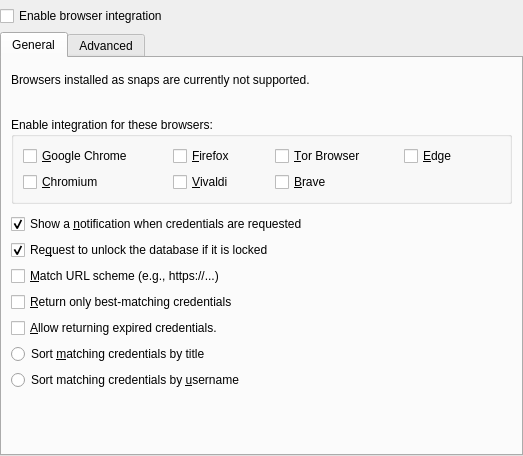
keepassxreboot/keepassxc, file src/browser/BrowserOptionDialog.ui: the form before one commit.
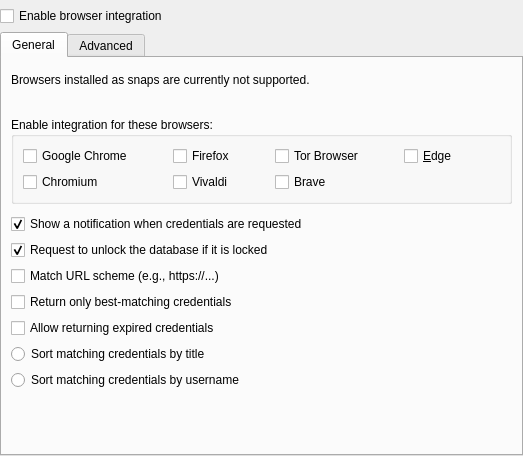
The form after the commit. Custom widgets are drawn as their Qt base class.

```diff
--- a/src/browser/BrowserOptionDialog.ui
+++ b/src/browser/BrowserOptionDialog.ui
@@ -110,7 +110,7 @@
           <item row="0" column="0">
            <widget class="QCheckBox" name="chromeSupport">
             <property name="text">
-             <string>&amp;Google Chrome</string>
+             <string>Google Chrome</string>
             </property>
             <property name="checked">
              <bool>false</bool>
@@ -120,7 +120,7 @@
           <item row="0" column="1">
            <widget class="QCheckBox" name="firefoxSupport">
             <property name="text">
-             <string>&amp;Firefox</string>
+             <string>Firefox</string>
             </property>
             <property name="checked">
              <bool>false</bool>
@@ -130,7 +130,7 @@
           <item row="1" column="0">
            <widget class="QCheckBox" name="chromiumSupport">
             <property name="text">
-             <string>&amp;Chromium</string>
+             <string>Chromium</string>
             </property>
             <property name="checked">
              <bool>false</bool>
@@ -140,7 +140,7 @@
           <item row="1" column="1">
            <widget class="QCheckBox" name="vivaldiSupport">
             <property name="text">
-             <string>&amp;Vivaldi</string>
+             <string>Vivaldi</string>
             </property>
             <property name="checked">
              <bool>false</bool>
@@ -150,7 +150,7 @@
           <item row="0" column="2">
            <widget class="QCheckBox" name="torBrowserSupport">
             <property name="text">
-             <string>&amp;Tor Browser</string>
+             <string>Tor Browser</string>
             </property>
             <property name="checked">
              <bool>false</bool>
@@ -160,7 +160,7 @@
           <item row="1" column="2">
            <widget class="QCheckBox" name="braveSupport">
             <property name="text">
-             <string>&amp;Brave</string>
+             <string>Brave</string>
             </property>
             <property name="checked">
              <bool>false</bool>
@@ -199,7 +199,7 @@
        <item>
         <widget class="QCheckBox" name="showNotification">
          <property name="text">
-          <string extracomment="Credentials mean login data requested via browser extension">Show a &amp;notification when credentials are requested</string>
+          <string extracomment="Credentials mean login data requested via browser extension">Show a notification when credentials are requested</string>
          </property>
          <property name="checked">
           <bool>true</bool>
@@ -209,7 +209,7 @@
        <item>
         <widget class="QCheckBox" name="unlockDatabase">
          <property name="text">
-          <string>Re&amp;quest to unlock the database if it is locked</string>
+          <string>Request to unlock the database if it is locked</string>
          </property>
          <property name="checked">
           <bool>true</bool>
@@ -222,7 +222,7 @@
           <string>Only entries with the same scheme (http://, https://, ...) are returned.</string>
          </property>
          <property name="text">
-          <string>&amp;Match URL scheme (e.g., https://...)</string>
+          <string>Match URL scheme (e.g., https://...)</string>
          </property>
         </widget>
        </item>
@@ -232,7 +232,7 @@
           <string>Only returns the best matches for a specific URL instead of all entries for the whole domain.</string>
          </property>
          <property name="text">
-          <string>&amp;Return only best-matching credentials</string>
+          <string>Return only best-matching credentials</string>
          </property>
         </widget>
        </item>
@@ -242,21 +242,21 @@
           <string>Returns expired credentials. String [expired] is added to the title.</string>
          </property>
          <property name="text">
-          <string>&amp;Allow returning expired credentials.</string>
+          <string>Allow returning expired credentials</string>
          </property>
         </widget>
        </item>
        <item>
         <widget class="QRadioButton" name="sortByTitle">
          <property name="text">
-          <string extracomment="Credentials mean login data requested via browser extension">Sort &amp;matching credentials by title</string>
+          <string extracomment="Credentials mean login data requested via browser extension">Sort matching credentials by title</string>
          </property>
         </widget>
        </item>
        <item>
         <widget class="QRadioButton" name="sortByUsername">
          <property name="text">
-          <string extracomment="Credentials mean login data requested via browser extension">Sort matching credentials by &amp;username</string>
+          <string extracomment="Credentials mean login data requested via browser extension">Sort matching credentials by username</string>
          </property>
         </widget>
        </item>
```
Left out of the diff: 18 changed lines with no effect on the pictures.
